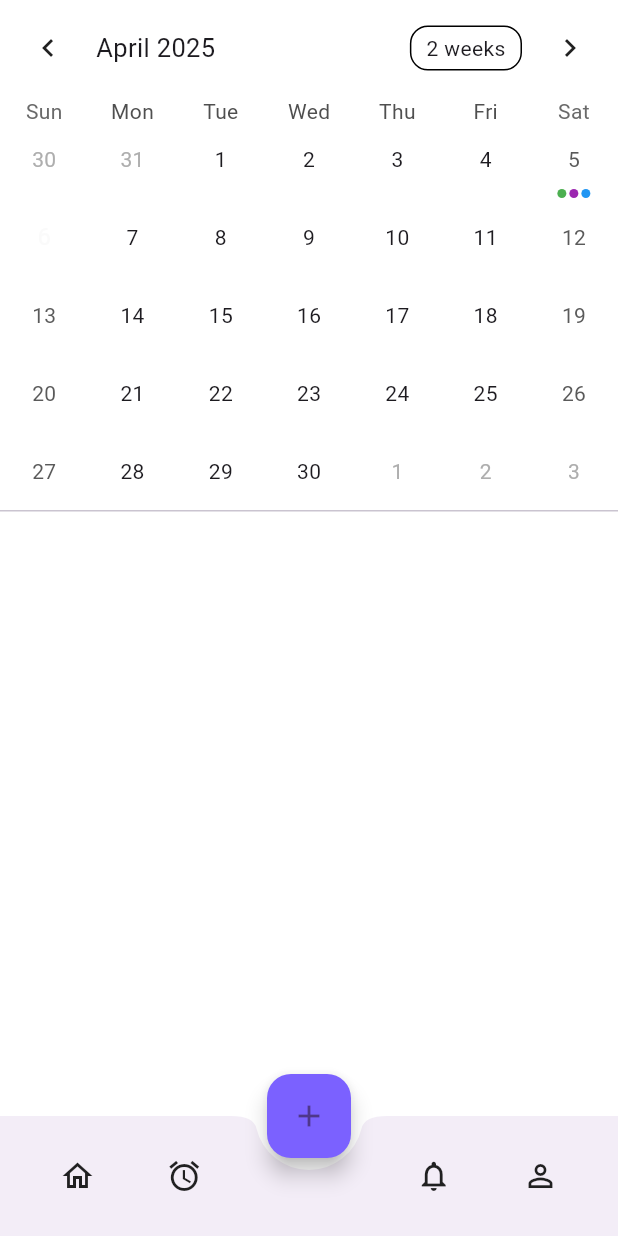
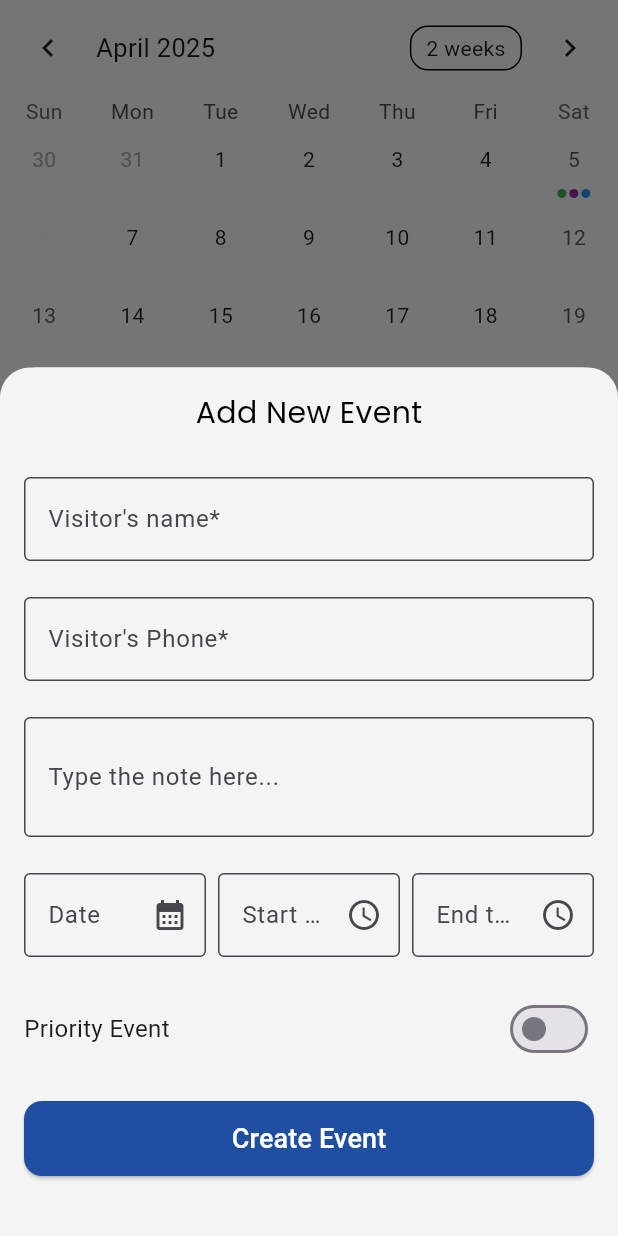
Before and after one commit to AhmadSerhall/Calendo, a Flutter app: the HomeScreen screen opened directly, after a tap on the "add" icon, on a phone screen of 412 x 824 dp. Run offline on Flutter 3.47's test engine with Material 3 defaults, Android fonts, the light colour scheme and no system bars; drawn by our look-alikes of table_calendar; our stand-ins replace firebase_core, flutter_riverpod, flutter_svg, sizer, toastification; missing offline and left inert: flexify; accounts and stored records are empty.

Commit message:
finishing the ui for the add event feature

```diff
--- /dev/null
+++ b/lib/features/home/presentation/components/add_event.dart
@@ -0,0 +1,338 @@
+import 'package:admin/core/constants/colors.dart';
+import 'package:admin/core/constants/constraints.dart';
+import 'package:admin/core/constants/text_styles.dart';
+import 'package:flutter/material.dart';
+
+class AddEventSheet extends StatefulWidget {
+  const AddEventSheet({super.key});
+
+  @override
+  State<AddEventSheet> createState() => _AddEventSheetState();
+}
+
+class _AddEventSheetState extends State<AddEventSheet> {
+  final _formKey = GlobalKey<FormState>();
+  final _eventNameController = TextEditingController();
+  final _noteController = TextEditingController();
+  final _phoneController = TextEditingController();
+
+  DateTime? _selectedDate;
+  TimeOfDay? _startTime;
+  TimeOfDay? _endTime;
+  bool _remindsMe = false;
+
+  // Example categories
+  final List<String> _categories = ["Brainstorm", "Design", "Workout"];
+
+  Future<void> _pickDate() async {
+    final now = DateTime.now();
+    final picked = await showDatePicker(
+      context: context,
+      initialDate: now,
+      firstDate: DateTime(2020),
+      lastDate: DateTime(2030),
+      builder: (BuildContext context, Widget? child) {
+        return Theme(
+          data: ThemeData(
+            colorScheme: ColorScheme.light(
+              primary: blue, // Blue primary color for header, selection, etc.
+              onPrimary: Colors.white, // Text/icon color on primary color
+              surface: Colors.white, // White background for the picker
+              onSurface: Colors.black, // Text color on the background
+            ),
+            dialogBackgroundColor: Colors.white,
+          ),
+          child: child!,
+        );
+      },
+    );
+    if (picked != null) {
+      setState(() {
+        _selectedDate = picked;
+      });
+    }
+  }
+
+  Future<void> _pickStartTime() async {
+    final now = TimeOfDay.now();
+    final picked = await showTimePicker(
+      context: context,
+      initialTime: now,
+      builder: (BuildContext context, Widget? child) {
+        return Theme(
+          data: ThemeData(
+            colorScheme: ColorScheme.light(
+              primary: blue, // Blue as primary color (header, selection)
+              onPrimary: Colors.white, // Text color on primary
+              surface: Colors.white, // White background for the picker
+              onSurface: Colors.black, // Text color on the background
+            ),
+            dialogBackgroundColor: Colors.white,
+          ),
+          child: child!,
+        );
+      },
+    );
+    if (picked != null) {
+      setState(() {
+        _startTime = picked;
+      });
+    }
+  }
+
+  Future<void> _pickEndTime() async {
+    final now = TimeOfDay.now();
+    final picked = await showTimePicker(
+      context: context,
+      initialTime: now,
+      builder: (BuildContext context, Widget? child) {
+        return Theme(
+          data: ThemeData(
+            colorScheme: ColorScheme.light(
+              primary: blue,
+              onPrimary: Colors.white,
+              surface: Colors.white,
+              onSurface: Colors.black,
+            ),
+            dialogBackgroundColor: Colors.white,
+          ),
+          child: child!,
+        );
+      },
+    );
+    if (picked != null) {
+      setState(() {
+        _endTime = picked;
+      });
+    }
+  }
+
+  @override
+  void dispose() {
+    _eventNameController.dispose();
+    _noteController.dispose();
+    super.dispose();
+  }
+
+  @override
+  Widget build(BuildContext context) {
+    final bottomInsets = MediaQuery.of(context).viewInsets.bottom;
+    return Container(
+      decoration: BoxDecoration(
+        color: backgroundColor,
+        borderRadius: const BorderRadius.only(
+          topLeft: Radius.circular(20),
+          topRight: Radius.circular(20),
+        ),
+      ),
+      padding: EdgeInsets.only(
+        left: defaultPadding,
+        right: defaultPadding,
+        top: defaultPadding,
+        bottom: bottomInsets + defaultPadding,
+      ),
+      child: Form(
+        key: _formKey,
+        child: SingleChildScrollView(
+          child: Column(
+            mainAxisSize: MainAxisSize.min,
+            spacing: 6,
+            children: [
+              Text("Add New Event", style: headline2),
+              const SizedBox(height: 16),
+
+              // Event name
+              TextFormField(
+                controller: _eventNameController,
+                decoration: InputDecoration(
+                  focusedBorder: OutlineInputBorder(
+                    borderSide: BorderSide(color: blue, width: 2),
+                    borderRadius: BorderRadius.circular(12),
+                  ),
+                  floatingLabelStyle: TextStyle(color: blue),
+                  labelText: "Visitor's name*",
+                  filled: true,
+                  fillColor: Color(0xFFF4F4F4),
+                  border: OutlineInputBorder(),
+                ),
+                validator: (value) {
+                  if (value == null || value.isEmpty) {
+                    return "Visitor's name is required";
+                  }
+                  return null;
+                },
+              ),
+              const SizedBox(height: 12),
+
+              TextFormField(
+                controller: _phoneController,
+                decoration: InputDecoration(
+                  focusedBorder: OutlineInputBorder(
+                    borderSide: BorderSide(color: blue, width: 2),
+                    borderRadius: BorderRadius.circular(12),
+                  ),
+                  floatingLabelStyle: TextStyle(color: blue),
+                  labelText: "Visitor's Phone*",
+                  filled: true,
+                  fillColor: Color(0xFFF4F4F4),
+                  border: OutlineInputBorder(),
+                ),
+                validator: (value) {
+                  if (value == null || value.isEmpty) {
+                    return "Phone is required";
+                  }
+                  return null;
+                },
+              ),
+              SizedBox(height: 12),
+
+              // Note
+              TextFormField(
+                controller: _noteController,
+                decoration: InputDecoration(
+                  focusedBorder: OutlineInputBorder(
+                    borderSide: BorderSide(color: blue, width: 2),
+                    borderRadius: BorderRadius.circular(12),
+                  ),
+                  floatingLabelStyle: TextStyle(color: blue),
+                  labelText: "Type the note here...",
+                  filled: true,
+                  fillColor: Color(0xFFF4F4F4),
+                  border: OutlineInputBorder(),
+                ),
+                maxLines: 2,
+              ),
+              const SizedBox(height: 12),
+
+              // Date
+              Row(
+                children: [
+                  Expanded(
+                    child: TextFormField(
+                      readOnly: true,
+                      decoration: InputDecoration(
+                        focusedBorder: OutlineInputBorder(
+                          borderSide: BorderSide(color: blue, width: 2),
+                          borderRadius: BorderRadius.circular(12),
+                        ),
+                        floatingLabelStyle: TextStyle(color: blue),
+                        labelText: "Date",
+                        filled: true,
+                        fillColor: const Color(0xFFF4F4F4),
+                        border: const OutlineInputBorder(),
+                        suffixIcon: const Icon(Icons.calendar_month),
+                      ),
+                      onTap: _pickDate,
+                      controller: TextEditingController(
+                        text:
+                            _selectedDate == null
+                                ? ""
+                                : "${_selectedDate!.year}-${_selectedDate!.month.toString().padLeft(2, '0')}-${_selectedDate!.day.toString().padLeft(2, '0')}",
+                      ),
+                    ),
+                  ),
+                  const SizedBox(width: 8),
+
+                  // Start Time
+                  Expanded(
+                    child: TextFormField(
+                      readOnly: true,
+                      decoration: InputDecoration(
+                        focusedBorder: OutlineInputBorder(
+                          borderSide: BorderSide(color: blue, width: 2),
+                          borderRadius: BorderRadius.circular(12),
+                        ),
+                        floatingLabelStyle: TextStyle(color: blue),
+                        labelText: "Start time",
+                        filled: true,
+                        fillColor: const Color(0xFFF4F4F4),
+                        border: const OutlineInputBorder(),
+                        suffixIcon: const Icon(Icons.access_time),
+                      ),
+                      onTap: _pickStartTime,
+                      controller: TextEditingController(
+                        text:
+                            _startTime == null
+                                ? ""
+                                : _startTime!.format(context),
+                      ),
+                    ),
+                  ),
+                  const SizedBox(width: 8),
+
+                  // End Time
+                  Expanded(
+                    child: TextFormField(
+                      readOnly: true,
+                      decoration: InputDecoration(
+                        focusedBorder: OutlineInputBorder(
+                          borderSide: BorderSide(color: blue, width: 2),
+                          borderRadius: BorderRadius.circular(12),
+                        ),
+                        floatingLabelStyle: TextStyle(color: blue),
+                        labelText: "End time",
+                        filled: true,
+                        focusColor: blue,
+                        fillColor: const Color(0xFFF4F4F4),
+                        border: const OutlineInputBorder(),
+                        suffixIcon: const Icon(Icons.access_time),
+                      ),
+                      onTap: _pickEndTime,
+                      controller: TextEditingController(
+                        text: _endTime == null ? "" : _endTime!.format(context),
+                      ),
+                    ),
+                  ),
+                ],
+              ),
+              const SizedBox(height: 12),
+
+              // Reminds me
+              Row(
+                children: [
+                  const Text("Priority Event", style: TextStyle(fontSize: 16)),
+                  const Spacer(),
+                  Switch(
+                    value: _remindsMe,
+                    activeColor: blue,
+                    onChanged: (val) {
+                      setState(() {
+                        _remindsMe = val;
+                      });
+                    },
+                  ),
+                ],
+              ),
+              const SizedBox(height: 12),
+
+              // Create Event button
+              Container(
+                width: double.infinity,
+                height: 50,
+                margin: EdgeInsets.only(bottom: 24),
+                child: ElevatedButton(
+                  style: ElevatedButton.styleFrom(
+                    backgroundColor: blue,
+                    shape: RoundedRectangleBorder(
+                      borderRadius: BorderRadius.circular(12),
+                    ),
+                  ),
+                  onPressed: () {
+                    if (_formKey.currentState!.validate()) {
+                      // TODO: Create the event
+                      Navigator.pop(context);
+                    }
+                  },
+                  child: const Text(
+                    "Create Event",
+                    style: TextStyle(fontSize: 18, color: Colors.white),
+                  ),
+                ),
+              ),
+            ],
+          ),
+        ),
+      ),
+    );
+  }
+}
--- a/lib/features/home/presentation/pages/home_screen.dart
+++ b/lib/features/home/presentation/pages/home_screen.dart
@@ -1,3 +1,4 @@
+import 'package:admin/features/home/presentation/components/add_event.dart';
 import 'package:flutter/material.dart';
 import 'package:table_calendar/table_calendar.dart';
 
@@ -12,6 +13,7 @@ class _HomeScreenState extends State<HomeScreen> {
   DateTime _focusedDay = DateTime.now();
   DateTime? _selectedDay;
 
+  // For the example events
   final Map<DateTime, List<Map<String, String>>> _events = {
     DateTime(2025, 4, 5): [
       {
@@ -39,6 +41,23 @@ class _HomeScreenState extends State<HomeScreen> {
     return _events[DateTime(day.year, day.month, day.day)] ?? [];
   }
 
+  // This function shows the bottom sheet
+  void _showAddEventBottomSheet() {
+    showModalBottomSheet(
+      context: context,
+      isScrollControlled: true, // so it can go full screen if needed
+      shape: const RoundedRectangleBorder(
+        borderRadius: BorderRadius.only(
+          topLeft: Radius.circular(24),
+          topRight: Radius.circular(24),
+        ),
+      ),
+      builder: (context) {
+        return const AddEventSheet();
+      },
+    );
+  }
+
   @override
   Widget build(BuildContext context) {
     final selectedEvents = _getEventsForDay(_selectedDay ?? _focusedDay);
@@ -52,9 +71,7 @@ class _HomeScreenState extends State<HomeScreen> {
             lastDay: DateTime.utc(2030, 12, 31),
             focusedDay: _focusedDay,
             calendarFormat: CalendarFormat.month,
-            selectedDayPredicate: (day) {
-              return isSameDay(_selectedDay, day);
-            },
+            selectedDayPredicate: (day) => isSameDay(_selectedDay, day),
             eventLoader: _getEventsForDay,
             onDaySelected: (selectedDay, focusedDay) {
               setState(() {
@@ -71,7 +88,7 @@ class _HomeScreenState extends State<HomeScreen> {
                 color: Color(0xFF7B61FF),
                 shape: BoxShape.circle,
               ),
-              markerDecoration: BoxDecoration(shape: BoxShape.circle),
+              markerDecoration: const BoxDecoration(shape: BoxShape.circle),
               markersMaxCount: 3,
               markersAlignment: Alignment.bottomCenter,
               markerMargin: const EdgeInsets.only(bottom: 3),
@@ -161,12 +178,9 @@ class _HomeScreenState extends State<HomeScreen> {
                         }
                       },
                       itemBuilder:
-                          (context) => [
-                            const PopupMenuItem(
-                              value: "edit",
-                              child: Text("Edit"),
-                            ),
-                            const PopupMenuItem(
+                          (context) => const [
+                            PopupMenuItem(value: "edit", child: Text("Edit")),
+                            PopupMenuItem(
                               value: "delete",
                               child: Text("Delete"),
                             ),
@@ -194,7 +208,7 @@ class _HomeScreenState extends State<HomeScreen> {
         ),
       ),
       floatingActionButton: FloatingActionButton(
-        onPressed: () {},
+        onPressed: _showAddEventBottomSheet,
         backgroundColor: const Color(0xFF7B61FF),
         child: const Icon(Icons.add),
       ),
```
Also changed, not shown: 1 other file.
